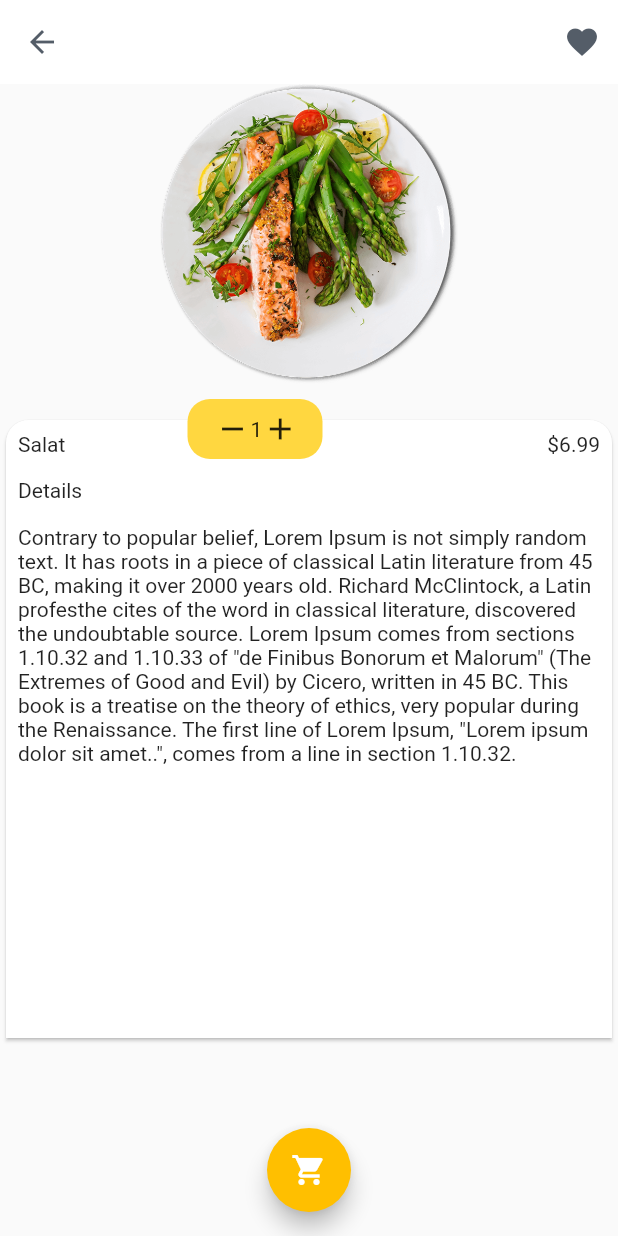
After one commit to Amirhamzafahim/Thefoodstore, a Flutter app: the FoodDetails screen opened directly, on a phone screen of 412 x 824 dp. The commit adds this screen. Run offline on Flutter 3.47's test engine with Material 2 defaults, Android fonts, the phone set to English and light mode, and no system bars.

Commit message:
food deatails

```diff
--- /dev/null
+++ b/lib/food_details.dart
@@ -0,0 +1,355 @@
+import 'package:flutter/material.dart';
+import 'package:thefoodstore/page/cart_page.dart';
+
+class FoodDetails extends StatelessWidget {
+  @override
+  Widget build(BuildContext context) {
+    return Scaffold(
+      // backgroundColor: Colors.white,
+
+      appBar: AppBar(
+        backgroundColor: Colors.white,
+        elevation: 0.0,
+        centerTitle: true,
+        leading: IconButton(
+          icon: Icon(Icons.arrow_back, color: Color(0xFF545D68)),
+          onPressed: () {
+            Navigator.of(context).pop();
+          },
+        ),
+        actions: <Widget>[
+          IconButton(
+            icon: Icon(Icons.favorite, color: Color(0xFF545D68)),
+            onPressed: () {},
+          ),
+        ],
+      ),
+      body: SafeArea(
+        child:SingleChildScrollView (
+                  child: Column(
+            children: <Widget>[
+              Align(
+                  alignment: Alignment.center,
+                  child: Image.asset(
+                    'assets/food.png',
+                    height: 200,
+                  )),
+              SizedBox(
+                height: 20,
+              ),
+              Stack(
+                overflow: Overflow.visible,
+                children: <Widget>[
+                  Card(
+                      shape: RoundedRectangleBorder(
+                        borderRadius: BorderRadius.only(
+                      topRight: Radius.circular(15),
+                      topLeft: Radius.circular(15),
+                        ),
+                      ),
+                      color: Colors.white,
+                      elevation: 1,
+                      child: Container(
+                        height: MediaQuery.of(context).size.height / 2,
+                        width: MediaQuery.of(context).size.width,
+                        child: Padding(
+                          padding: const EdgeInsets.all(8.0),
+                          child: Column(
+                            crossAxisAlignment: CrossAxisAlignment.start,
+                            children: <Widget>[
+                              Row(
+                                mainAxisAlignment: MainAxisAlignment.spaceBetween,
+                                children: <Widget>[Text("Salat"), Text("\$6.99")],
+                              ),
+                              SizedBox(
+                                height: 15,
+                              ),
+                              Text('Details'),
+                              SizedBox(
+                                height: 15,
+                              ),
+                              Text(
+                                  '''Contrary to popular belief, Lorem Ipsum is not simply random text. It has roots in a piece of classical Latin literature from 45 BC, making it over 2000 years old. Richard McClintock, a Latin profesthe cites of the word in classical literature, discovered the undoubtable source. Lorem Ipsum comes from sections 1.10.32 and 1.10.33 of "de Finibus Bonorum et Malorum" (The Extremes of Good and Evil) by Cicero, written in 45 BC. This book is a treatise on the theory of ethics, very popular during the Renaissance. The first line of Lorem Ipsum, "Lorem ipsum dolor sit amet..", comes from a line in section 1.10.32. ''')
+                            ],
+                          ),
+                        ),
+                      )),
+                  Positioned(
+                    left: 125,
+                    top: -10,
+                    child: Container(
+                      height: 40,
+                      width: 90,
+                      decoration: BoxDecoration(
+                          color: Colors.amberAccent,
+                          borderRadius: BorderRadius.circular(15)),
+                      child: Padding(
+                        padding: const EdgeInsets.only(left: 18),
+                        child: Row(
+                          children: <Widget>[
+                            Icon(Icons.remove),
+                            Text("1"),
+
+                            //Todo
+                            Icon(Icons.add),
+                          ],
+                        ),
+                      ),
+                    ),
+                  ),
+                ],
+              ),
+              // Stack(
+              //   children: <Widget>[
+              //     Container(
+              //       height: MediaQuery.of(context).size.height * 0.30,
+              //       width: MediaQuery.of(context).size.width,
+              //       decoration: BoxDecoration(
+              //         color: Colors.white70,
+              //       ),
+              //     ),
+              //     Positioned(
+              //       top: -56,
+              //       child: Container(
+              //         height: 200,
+              //         width: MediaQuery.of(context).size.width,
+              //         decoration: BoxDecoration(
+              //             image: DecorationImage(
+              //                 image: AssetImage("assets/food.png"),
+              //                 fit: BoxFit.cover)),
+              //       ),
+              //     )
+              //   ],
+              // ),
+              // Stack(
+              //   overflow: Overflow.visible,
+              //   children: <Widget>[
+              //     Container(
+              //       height: MediaQuery.of(context).size.height * 0.42,
+              //       width: MediaQuery.of(context).size.width,
+              //       decoration: BoxDecoration(
+              //           // color: Colors.red,
+              //           color: Colors.grey[200],
+              //           borderRadius: BorderRadius.only(
+              //             topLeft: Radius.circular(35),
+              //             topRight: Radius.circular(35),
+              //           )),
+              //     ),
+              //     Positioned(
+              //       left: 120,
+              //       top: -10,
+              //       child: Container(
+              //         height: 40,
+              //         width: 90,
+              //         decoration: BoxDecoration(
+              //             color: Colors.amberAccent,
+              //             borderRadius: BorderRadius.circular(15)),
+              //         child: Padding(
+              //           padding: const EdgeInsets.only(left: 18),
+              //           child: Row(
+              //             children: <Widget>[
+              //               Icon(Icons.remove),
+              //               Text("1"),
+
+              //               //Todo
+              //               Icon(Icons.add),
+              //             ],
+              //           ),
+              //         ),
+              //       ),
+              //     ),
+              //     Padding(
+              //       padding: EdgeInsets.only(top: 40, left: 20, right: 20),
+              //       child:
+              //     ),
+              //     Padding(
+              //       padding: EdgeInsets.only(top: 65),
+              //       child: Row(
+              //         mainAxisAlignment: MainAxisAlignment.spaceAround,
+              //         children: <Widget>[
+              //           Icon(Icons.star),
+              //           Text("2.6"),
+              //           // Icon(FontAwesomeIcons.fire,color: Colors.amberAccent,),
+              //           Icon(Icons.star),
+
+              //           Text("65 caloris"),
+              //           Icon(Icons.access_alarm),
+              //           Text("2.0 min"),
+              //         ],
+              //       ),
+              //     ),
+              //     Padding(
+              //       padding: EdgeInsets.only(top: 100, left: 5, right: 5),
+              //       child: Column(
+              //         crossAxisAlignment: CrossAxisAlignment.start,
+              //         children: <Widget>[
+              //           Text("Details"),
+              //           SizedBox(
+              //             height: 10,
+              //           ),
+              //
+              //         ],
+              //       ),
+              //     )
+              //   ],
+              // ),
+            ],
+          ),
+        ),
+      ),
+      floatingActionButton: FloatingActionButton(
+        onPressed: () {
+          Navigator.push(
+              context, MaterialPageRoute(builder: (context) => Cartpage()));
+        },
+        backgroundColor: Color(0XFFffbf00),
+        child: Icon(Icons.shopping_cart),
+      ),
+      floatingActionButtonLocation: FloatingActionButtonLocation.centerFloat,
+    );
+  }
+}
+
+// ListView(
+//         children: <Widget>[
+//           Stack(
+//             children: <Widget>[
+//               Container(
+//                 height: 280,
+//               ),
+//               Positioned(
+//                 top: 15,
+//                 left: (MediaQuery.of(context).size.width / 2) - 125,
+//                 child: Container(
+//                   height: 250,
+//                   width: 260,
+//                   decoration: BoxDecoration(
+//                       image: DecorationImage(
+//                           image: AssetImage('assets/cake.png'), fit: BoxFit.contain)),
+//                 ),
+//               ),
+//             ],
+//           ),
+//           SizedBox(height: 15.0),
+//           Container(
+//             decoration: BoxDecoration(
+//                 borderRadius: BorderRadius.circular(25.0),
+//                 boxShadow: [
+//                   BoxShadow(
+//                       color: Colors.grey.withOpacity(0.2),
+//                       spreadRadius: 3.0,
+//                       blurRadius: 5.0)
+//                 ],
+//                 color: Color(0xffd6dbdc)),
+//             child: Column(
+//               crossAxisAlignment: CrossAxisAlignment.start,
+//               children: <Widget>[
+//                 Row(
+//                   children: <Widget>[
+//                     SizedBox(
+//                       width: 95,
+//                     ),
+//                     // Text(
+//                     //   "R45",
+//                     //   style: TextStyle(
+//                     //     fontSize: 24.0,
+//                     //     color: Colors.blueGrey,
+//                     //     fontWeight: FontWeight.w400,
+//                     //   ),
+//                     // ),
+//                     Container(
+//                       child: Container(
+//                         height: 40.0,
+//                         width: 125,
+//                         decoration: BoxDecoration(
+//                             borderRadius: BorderRadius.circular(25.0),
+//                             color: Colors.amberAccent),
+//                         child: Row(
+//                           mainAxisAlignment: MainAxisAlignment.spaceBetween,
+//                           children: <Widget>[
+//                             IconButton(
+//                               icon: Icon(Icons.remove_circle_outline,
+//                                   color: Colors.blueGrey),
+//                               onPressed: () {},
+//                             ),
+//                             Text(
+//                               '1',
+//                               style: TextStyle(
+//                                   fontSize: 14.0, color: Colors.blueGrey),
+//                             ),
+//                             IconButton(
+//                               icon: Icon(Icons.add_circle_outline,
+//                                   color: Colors.blueGrey),
+//                               onPressed: () {},
+//                             )
+//                           ],
+//                         ),
+//                       ),
+//                     )
+//                   ],
+//                 ),
+//                 SizedBox(height: 10),
+//                 Text(
+//                   "Meal Name",
+//                   style: TextStyle(
+//                       fontSize: 30.0,
+//                       color: Color(0XFFffbf00),
+//                       fontWeight: FontWeight.bold,
+//                       fontFamily: 'Neucha'),
+//                 ),
+//                 SizedBox(height: 24.0),
+//                 Row(
+//                   mainAxisAlignment: MainAxisAlignment.spaceBetween,
+//                   children: <Widget>[
+//                     Row(
+//                       children: <Widget>[
+//                         Text(
+//                           '4.9',
+//                           style: TextStyle(
+//                               fontFamily: 'Montserrat',
+//                               color: Colors.blueGrey,
+//                               fontSize: 17.0),
+//                         ),
+//                         SizedBox(width: 10.0),
+//                         Icon(Icons.star, color: Color(0XFFffbf00), size: 20.0),
+//                       ],
+//                     ),
+//                     Row(
+//                       children: <Widget>[
+//                         Icon(Icons.timer, color: Color(0XFFffbf00), size: 20.0),
+//                         SizedBox(width: 10.0),
+//                         Text(
+//                           "20 - 30 min",
+//                           style: TextStyle(
+//                               fontFamily: 'Montserrat',
+//                               // fontWeight: FontWeight.bold,
+//                               color: Colors.black,
+//                               fontSize: 14.0),
+//                         ),
+//                       ],
+//                     ),
+//                   ],
+//                 ),
+//                 SizedBox(height: 50.0),
+//                 Text(
+//                   'About the food',
+//                   style: TextStyle(
+//                       fontFamily: 'Montserrat',
+//                       fontSize: 16.0,
+//                       color: Colors.black),
+//                 ),
+//                 SizedBox(height: 15.0),
+//                 Container(
+//                   child: Text(
+//                     'Lorem ipsum dolor sit amet, consectetur adipiscing elit, sed do eiusmod tempor incididunt ut labore et dolore magna aliqua. Ut enim ad minim veniam, quis nostrud exercitation ullamco laboris nisi ut aliquip ex ea commodo consequat. Duis aute irure dolor in reprehenderit in voluptate velit esse cillum dolore eu fugiat nulla pariatur. Excepteur sint occaecat cupidatat non proident, sunt in culpa qui officia deserunt mollit anim id est laborum.',
+//                     style: TextStyle(
+//                         fontFamily: 'Montserrat',
+//                         fontSize: 14.0,
+//                         color: Colors.grey),
+//                   ),
+//                 ),
+//               ],
+//             ),
+//           ),
+//         ],
+// )
--- a/lib/widgets/bottombar.dart
+++ b/lib/widgets/bottombar.dart
@@ -21,8 +21,8 @@ class _HomeBottomNavigationScreenState
      HomePage(),
      Cartpage(),
       // OrderNumberPage(),
-      // Profilepage()
-      Signin(),
+      Profilepage(),
+      // Signin(),
 
 
     // SwiggyScreen(),
@@ -42,7 +42,10 @@ class _HomeBottomNavigationScreenState
     return Scaffold(
       body: _children[selectedIndex],
       bottomNavigationBar: BottomNavigationBar(
+
+
         type: BottomNavigationBarType.fixed,
+
         selectedItemColor:Colors.orange ,
         unselectedItemColor: Colors.grey,
         currentIndex: selectedIndex,
--- a/lib/widgets/menu_widget.dart
+++ b/lib/widgets/menu_widget.dart
@@ -1,4 +1,5 @@
 import 'package:flutter/material.dart';
+import 'package:thefoodstore/food_details.dart';
 
 class Menuwidget extends StatelessWidget {
   const Menuwidget({Key key}) : super(key: key);
@@ -81,7 +82,12 @@ class Menuwidget extends StatelessWidget {
                           fontWeight: FontWeight.w500)),
                 ),
                 Text("250 Grms"),
-                Container(
+               InkWell (
+                 onTap: (){
+                      Navigator.push(context,MaterialPageRoute(builder:(context)=>FoodDetails() ) );
+
+                 },
+                                  child: Container(
                     alignment: Alignment.bottomRight,
                     padding: EdgeInsets.only(right: 5),
                     child: Container(
@@ -102,6 +108,7 @@ class Menuwidget extends StatelessWidget {
                       ),
                     ),
                   ),
+                ),
               ],
             ),
           )),
```
Lines whose indentation alone changed are shown as unchanged.
